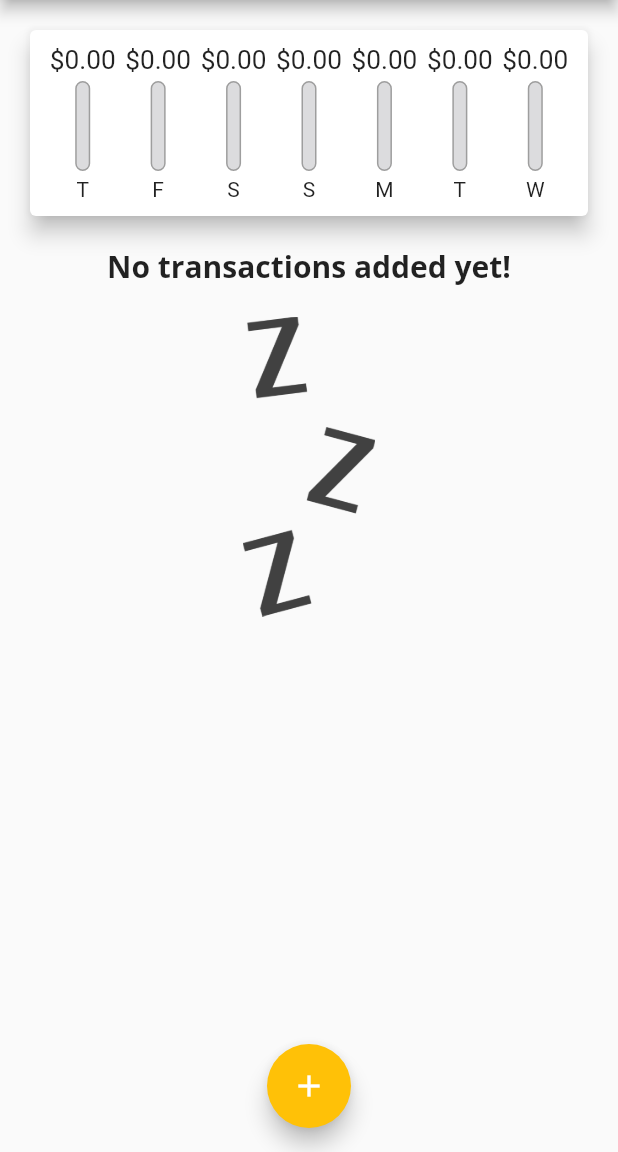
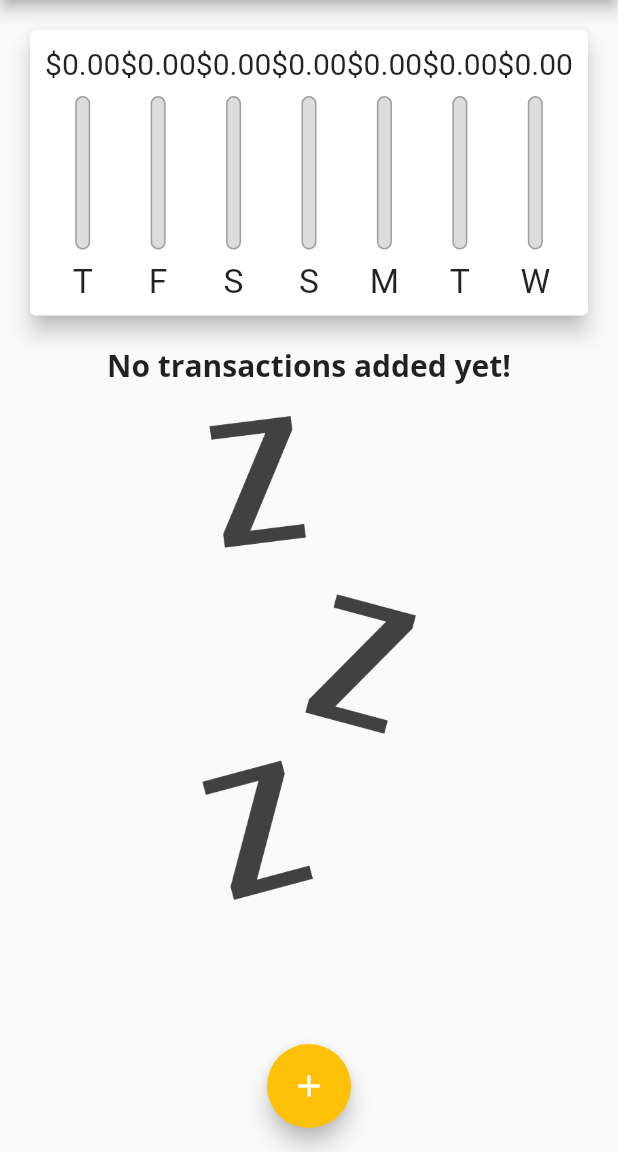
Before and after one commit to ANILSRGT/flutter_personal_expenses_app_2023_udemy, a Flutter app: the screen it shows after launch, on a phone screen of 412 x 824 dp, the part 84-1236 px from its top. Run offline on Flutter 3.47's test engine with Material 2 defaults, Android fonts, the phone set to English and light mode, and no system bars.

Commit message:
responsive and adaptive

```diff
--- a/lib/main.dart
+++ b/lib/main.dart
@@ -1,3 +1,6 @@
+import 'dart:io';
+
+import 'package:flutter/cupertino.dart';
 import 'package:flutter/material.dart';
 
 import 'models/transaction.dart';
@@ -5,7 +8,9 @@ import 'widgets/chart.dart';
 import 'widgets/new_transaction.dart';
 import 'widgets/transaction_list.dart';
 
-void main() => runApp(const MyApp());
+void main() {
+  runApp(const MyApp());
+}
 
 class MyApp extends StatelessWidget {
   const MyApp({super.key});
@@ -62,6 +67,7 @@ class _MyHomePageState extends State<MyHomePage> {
     //   date: DateTime.now(),
     // ),
   ];
+  bool _showChart = false;
 
   List<Transaction> get _recentTransactions {
     return _userTransactions.where((tx) {
@@ -107,8 +113,22 @@ class _MyHomePageState extends State<MyHomePage> {
 
   @override
   Widget build(BuildContext context) {
-    return Scaffold(
-      appBar: AppBar(
+    final mediaQuery = MediaQuery.of(context);
+    final isLandscape = mediaQuery.orientation == Orientation.landscape;
+    final appBar = Platform.isIOS
+        ? CupertinoNavigationBar(
+            middle: const Text("Personal Expenses"),
+            trailing: Row(
+              mainAxisSize: MainAxisSize.min,
+              children: [
+                GestureDetector(
+                  onTap: () => _startAddNewTransaction(context),
+                  child: const Icon(CupertinoIcons.add),
+                ),
+              ],
+            ),
+          )
+        : AppBar(
             title: const Text("Personal Expenses"),
             actions: [
               IconButton(
@@ -116,21 +136,68 @@ class _MyHomePageState extends State<MyHomePage> {
                 icon: const Icon(Icons.add),
               ),
             ],
+          );
+    final txListWidget = SizedBox(
+      height: (mediaQuery.size.height - (appBar as PreferredSizeWidget).preferredSize.height - mediaQuery.padding.top) *
+          0.7,
+      child: TransactionList(_userTransactions, _deleteTransaction),
+    );
+    final pageBody = SafeArea(
+      child: SingleChildScrollView(
+        child: Column(
+          crossAxisAlignment: CrossAxisAlignment.stretch,
+          children: [
+            if (isLandscape)
+              Row(
+                mainAxisAlignment: MainAxisAlignment.center,
+                children: [
+                  Text(
+                    'Show Chart',
+                    style: Theme.of(context).appBarTheme.titleTextStyle,
                   ),
-      floatingActionButton: FloatingActionButton(
+                  Switch.adaptive(
+                    activeColor: Theme.of(context).colorScheme.secondary,
+                    value: _showChart,
+                    onChanged: (value) {
+                      setState(() {
+                        _showChart = value;
+                      });
+                    },
+                  ),
+                ],
+              ),
+            if (!isLandscape)
+              SizedBox(
+                height: (mediaQuery.size.height - appBar.preferredSize.height - mediaQuery.padding.top) * 0.3,
+                child: Chart(_recentTransactions),
+              ),
+            if (!isLandscape) txListWidget,
+            if (isLandscape)
+              _showChart
+                  ? SizedBox(
+                      height: (mediaQuery.size.height - appBar.preferredSize.height - mediaQuery.padding.top) * 0.7,
+                      child: Chart(_recentTransactions),
+                    )
+                  : txListWidget,
+          ],
+        ),
+      ),
+    );
+    return Platform.isIOS
+        ? CupertinoPageScaffold(
+            navigationBar: appBar as ObstructingPreferredSizeWidget?,
+            child: pageBody,
+          )
+        : Scaffold(
+            appBar: appBar,
+            floatingActionButton: Platform.isIOS
+                ? null
+                : FloatingActionButton(
                     onPressed: () => _startAddNewTransaction(context),
                     child: const Icon(Icons.add),
                   ),
             floatingActionButtonLocation: FloatingActionButtonLocation.centerFloat,
-      body: SingleChildScrollView(
-        child: Column(
-          crossAxisAlignment: CrossAxisAlignment.stretch,
-          children: [
-            Chart(_recentTransactions),
-            TransactionList(_userTransactions, _deleteTransaction),
-          ],
-        ),
-      ),
+            body: pageBody,
           );
   }
 }
--- a/lib/widgets/chart_bar.dart
+++ b/lib/widgets/chart_bar.dart
@@ -8,17 +8,19 @@ class ChartBar extends StatelessWidget {
 
   @override
   Widget build(BuildContext context) {
+    return LayoutBuilder(
+      builder: (ctx, constraints) {
         return Column(
           children: [
             SizedBox(
-          height: 20,
+              height: constraints.maxHeight * 0.15,
               child: FittedBox(
                 child: Text("\$${spendingAmount.toStringAsFixed(2)}"),
               ),
             ),
-        const SizedBox(height: 4),
+            SizedBox(height: constraints.maxHeight * 0.05),
             SizedBox(
-          height: 60,
+              height: constraints.maxHeight * 0.6,
               width: 10,
               child: Stack(
                 children: [
@@ -44,9 +46,16 @@ class ChartBar extends StatelessWidget {
                 ],
               ),
             ),
-        const SizedBox(height: 4),
-        Text(label),
+            SizedBox(height: constraints.maxHeight * 0.05),
+            SizedBox(
+              height: constraints.maxHeight * 0.15,
+              child: FittedBox(
+                child: Text(label),
+              ),
+            ),
           ],
+        );
+      },
     );
   }
 }
--- a/lib/widgets/new_transaction.dart
+++ b/lib/widgets/new_transaction.dart
@@ -47,10 +47,16 @@ class _NewTransactionState extends State<NewTransaction> {
 
   @override
   Widget build(BuildContext context) {
-    return Card(
+    return SingleChildScrollView(
+      child: Card(
         elevation: 5,
-      child: Container(
-        padding: const EdgeInsets.all(10),
+        child: Padding(
+          padding: EdgeInsets.only(
+            top: 10,
+            left: 10,
+            right: 10,
+            bottom: MediaQuery.of(context).viewInsets.bottom + 10,
+          ),
           child: Column(
             crossAxisAlignment: CrossAxisAlignment.end,
             children: [
@@ -110,6 +116,7 @@ class _NewTransactionState extends State<NewTransaction> {
             ],
           ),
         ),
+      ),
     );
   }
 }
--- a/lib/widgets/transaction_list.dart
+++ b/lib/widgets/transaction_list.dart
@@ -9,10 +9,9 @@ class TransactionList extends StatelessWidget {
 
   @override
   Widget build(BuildContext context) {
-    return SizedBox(
-      height: 450,
-      child: transactions.isEmpty
-          ? Column(
+    return transactions.isEmpty
+        ? LayoutBuilder(builder: (ctx, consraints) {
+            return Column(
               children: [
                 Text(
                   "No transactions added yet!",
@@ -20,14 +19,15 @@ class TransactionList extends StatelessWidget {
                 ),
                 const SizedBox(height: 20),
                 SizedBox(
-                  height: 200,
+                  height: consraints.maxHeight * 0.6,
                   child: Image.asset(
                     "assets/images/waiting.png",
                     fit: BoxFit.cover,
                   ),
                 ),
               ],
-            )
+            );
+          })
         : ListView.builder(
             itemCount: transactions.length,
             itemBuilder: (context, index) {
@@ -52,7 +52,16 @@ class TransactionList extends StatelessWidget {
                     style: Theme.of(context).appBarTheme.titleTextStyle,
                   ),
                   subtitle: Text(DateFormat.yMMMd().format(transactions[index].date)),
-                    trailing: IconButton(
+                  trailing: MediaQuery.of(context).size.width > 460
+                      ? TextButton.icon(
+                          icon: const Icon(Icons.delete),
+                          label: const Text('Delete'),
+                          style: TextButton.styleFrom(
+                            foregroundColor: Theme.of(context).errorColor,
+                          ),
+                          onPressed: () => deleteTransaction(transactions[index].id),
+                        )
+                      : IconButton(
                           onPressed: () => deleteTransaction(transactions[index].id),
                           color: Theme.of(context).errorColor,
                           icon: const Icon(Icons.delete),
@@ -60,7 +69,6 @@ class TransactionList extends StatelessWidget {
                 ),
               );
             },
-            ),
           );
   }
 }
```
Lines whose indentation alone changed are shown as unchanged.
